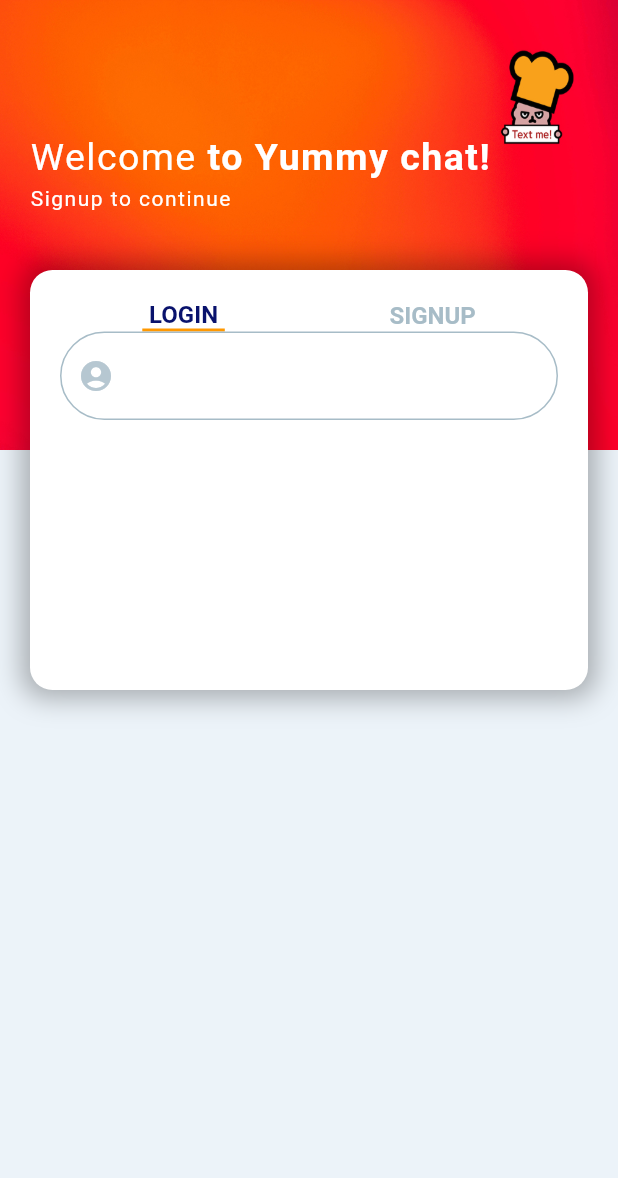
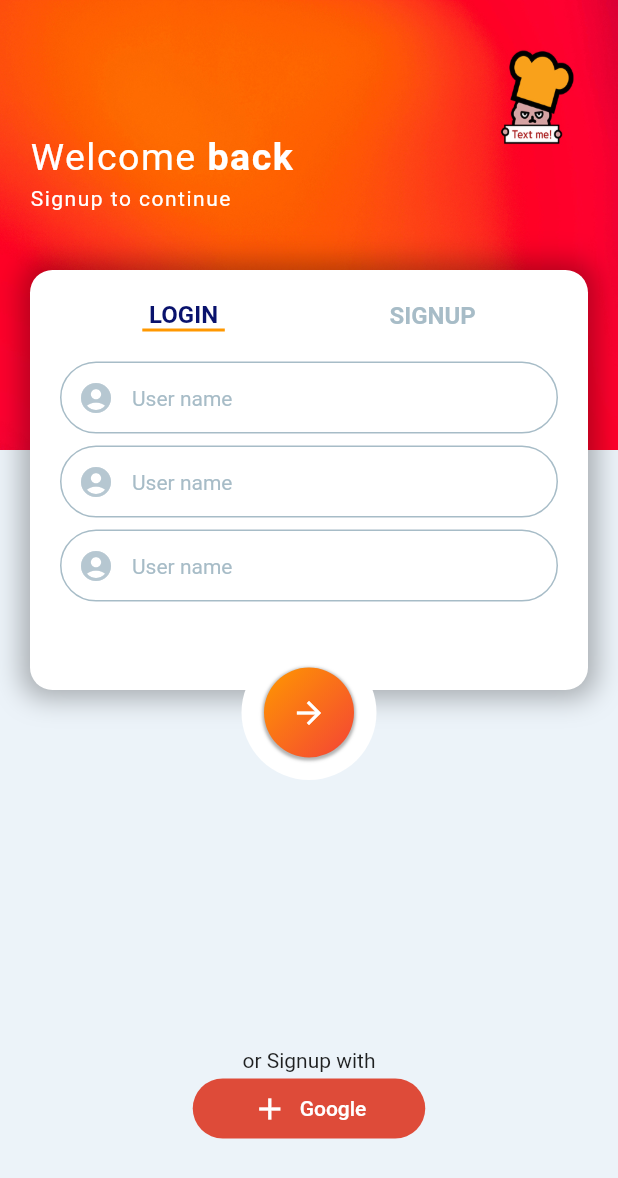
Before and after one commit to AhnInSun/yummy_chat_lecture2, a Flutter app: the screen it shows after launch, after a tap on "LOGIN", on a phone screen of 412 x 824 dp. Shown: the top 1178 px of the screen. Run offline on Flutter 3.47's test engine with Material 2 defaults, Android fonts, the phone set to English and light mode, and no system bars.

Commit message:
welcome back

```diff
--- a/lib/screens/main_screen.dart
+++ b/lib/screens/main_screen.dart
@@ -35,17 +35,17 @@ class _LoginSignupScreenState extends State<LoginSignupScreen> {
                     crossAxisAlignment: CrossAxisAlignment.start,
                     children: [
                       RichText(
-                          text: const TextSpan(
+                          text: TextSpan(
                               text: 'Welcome',
-                            style: TextStyle(
+                              style: const TextStyle(
                                   letterSpacing: 1.0,
                                   fontSize: 25,
                                   color: Colors.white
                             ),
                             children: [
                               TextSpan(
-                                text: ' to Yummy chat!',
-                                style: TextStyle(
+                                text: isSignupScreen ? ' to Yummy chat!' : ' back',
+                                style: const TextStyle(
                                     letterSpacing: 1.0,
                                     fontSize: 25,
                                     color: Colors.white,
@@ -70,6 +70,7 @@ class _LoginSignupScreenState extends State<LoginSignupScreen> {
                 ),
               )
           ),
+          // 배경
           Positioned(
             top: 180,
             child: Container(
@@ -146,6 +147,7 @@ class _LoginSignupScreenState extends State<LoginSignupScreen> {
                     ],
                   ),
                   Container(
+                    margin: const EdgeInsets.only(top: 20),
                     child: Form(
                       child: Column(
                         children: [
@@ -167,8 +169,72 @@ class _LoginSignupScreenState extends State<LoginSignupScreen> {
                                   ),
                                   borderRadius: BorderRadius.all(Radius.circular(35.0))
                               ),
+                              hintText: 'User name',
+                              hintStyle: TextStyle(
+                                fontSize: 14,
+                                color: Palette.textColor1
                               ),
-                          )
+                              contentPadding: EdgeInsets.all(10)
+                            ),
+                          ),
+                          const SizedBox(
+                            height: 8,
+                          ),
+                          TextFormField(
+                            decoration: const InputDecoration(
+                                prefixIcon: Icon(
+                                  Icons.account_circle,
+                                  color: Palette.iconColor,
+                                ),
+                                enabledBorder: OutlineInputBorder(
+                                    borderSide: BorderSide(
+                                        color: Palette.textColor1
+                                    ),
+                                    borderRadius: BorderRadius.all(Radius.circular(35.0))
+                                ),
+                                focusedBorder: OutlineInputBorder(
+                                    borderSide: BorderSide(
+                                        color: Palette.textColor1
+                                    ),
+                                    borderRadius: BorderRadius.all(Radius.circular(35.0))
+                                ),
+                                hintText: 'User name',
+                                hintStyle: TextStyle(
+                                    fontSize: 14,
+                                    color: Palette.textColor1
+                                ),
+                                contentPadding: EdgeInsets.all(10)
+                            ),
+                          ),
+                          const SizedBox(
+                            height: 8,
+                          ),
+                          TextFormField(
+                            decoration: const InputDecoration(
+                                prefixIcon: Icon(
+                                  Icons.account_circle,
+                                  color: Palette.iconColor,
+                                ),
+                                enabledBorder: OutlineInputBorder(
+                                    borderSide: BorderSide(
+                                        color: Palette.textColor1
+                                    ),
+                                    borderRadius: BorderRadius.all(Radius.circular(35.0))
+                                ),
+                                focusedBorder: OutlineInputBorder(
+                                    borderSide: BorderSide(
+                                        color: Palette.textColor1
+                                    ),
+                                    borderRadius: BorderRadius.all(Radius.circular(35.0))
+                                ),
+                                hintText: 'User name',
+                                hintStyle: TextStyle(
+                                    fontSize: 14,
+                                    color: Palette.textColor1
+                                ),
+                                contentPadding: EdgeInsets.all(10)
+                            ),
+                          ),
                         ],
                       ),
                     ),
@@ -176,7 +242,76 @@ class _LoginSignupScreenState extends State<LoginSignupScreen> {
                 ],
               ),
             ),
+          ),
+          // 텍스트 폼 필드
+          Positioned(
+              top: 430,
+              right: 0,
+              left: 0,
+              child: Center(
+                child: Container(
+                  padding: const EdgeInsets.all(15),
+                  height: 90,
+                  width: 90,
+                  decoration: BoxDecoration(
+                    color: Colors.white,
+                    borderRadius: BorderRadius.circular(50)
+                  ),
+                  child: Container(
+                    decoration: BoxDecoration(
+                      gradient: const LinearGradient(
+                        colors: [
+                          Colors.orange,
+                          Colors.red
+                        ],
+                        begin: Alignment.topLeft,
+                        end: Alignment.bottomRight
+                      ),
+                      borderRadius: BorderRadius.circular(30),
+                      boxShadow: [
+                        BoxShadow(
+                          color: Colors.black.withOpacity(0.3),
+                          spreadRadius: 1,
+                          blurRadius: 1,
+                          offset: const Offset(0,1)
                         )
+                      ]
+                    ),
+                    child: const Icon(
+                      Icons.arrow_forward,
+                      color: Colors.white,
+                    ),
+                  ),
+                ),
+              )
+          ),
+          // 전송버튼
+          Positioned(
+              top: MediaQuery.of(context).size.height-125,
+              right: 0,
+              left: 0,
+              child: Column(
+                children: [
+                  const Text('or Signup with'),
+                  TextButton.icon(
+                      onPressed: (){
+
+                      },
+                      style: TextButton.styleFrom(
+                        primary: Colors.white,
+                        minimumSize: const Size(155, 40),
+                        shape: RoundedRectangleBorder(
+                          borderRadius: BorderRadius.circular(20)
+                        ),
+                        backgroundColor: Palette.googleColor
+                      ),
+                      icon: const Icon(Icons.add),
+                      label: const Text('Google')
+                  ),
+                ],
+              )
+          ),
+          // 구글 회원가입
         ],
       ),
     );
```
Lines whose indentation alone changed are shown as unchanged.
